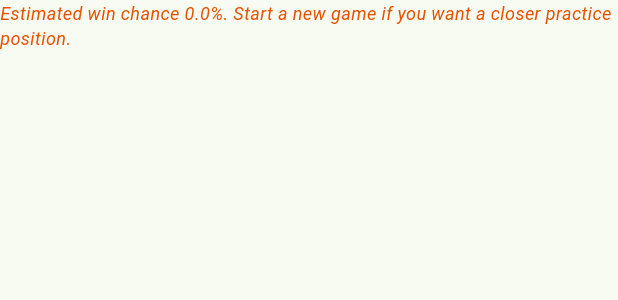
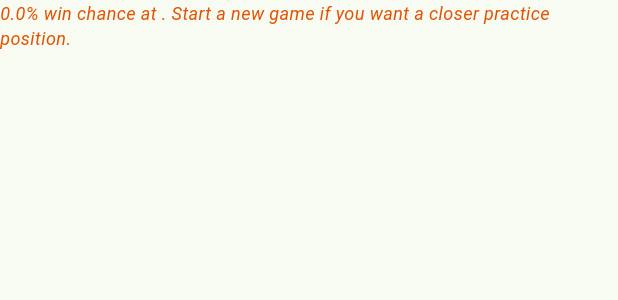
Before and after one commit to sanderland/shape, a Flutter app: the LowWinNotice widget shown alone on an empty page, opened directly with empty values, on a phone screen of 412 x 824 dp. Shown: the top 300 px of the screen. Run offline on Flutter 3.47's test engine with Material 3 defaults, Android fonts, the phone set to English and light mode, and no system bars; project files that could hold a hidden picture were left out.

Commit message:
Judge "is this decided" at your rank, not a pro's
You are right, and it was a modelling error rather than a threshold that needed
nudging. The win estimate came from proyear_2023, the reference profile used for
the score, so the note fired when a modern pro considered the game over. Five
points down in the early endgame is over at that level and is nothing of the sort
between 5k players, and the app was telling the 5k to start again.

It now reads the estimate at your own rank. The net conditions its value head on
rank, so this asks the question that was meant: how often does someone of my
strength win from here. The note says whose estimate it is -- "4% win chance at
5k" -- because a bare percentage invites exactly the confusion it just caused.

The cost is one evaluation, and only when the note is on while feedback is off,
since feedback already evaluates your rank. The eval-count test now pins that,
including that it disappears when the note is switched off, so the cost stays
attributable to the feature that asks for it.

The test that covers the note now hands the reference profile a hopeless 1% while
your rank sees 8%, so reading the wrong one fails instead of passing quietly.

Also renamed the menu entry from "Ranks" to "Settings", since it grew thresholds
and a switch and stopped being about ranks alone.

Still open, if you want it: the estimate assumes both players are your rank, while
you are actually playing an opponent of a different one. KataGo has rank_5k_1k
style profiles for exactly that, at the cost of an extra evaluation and some risk
of being out of distribution when the gap is wide.

115 tests.

Co-Authored-By: Claude Opus 5 (1M context) <noreply@anthropic.com>
Claude-Session: https://claude.ai/code/session_01WzLv4wq2frvjfwwrF8Y6vq

```diff
--- a/mobile/goshape/lib/feedback_card.dart
+++ b/mobile/goshape/lib/feedback_card.dart
@@ -140,7 +140,10 @@ class FeedbackCard extends StatelessWidget {
 class LowWinNotice extends StatelessWidget {
   final double probability;
 
-  const LowWinNotice({super.key, required this.probability});
+  /// Whose estimate it is, since "4%" means nothing without it.
+  final String rank;
+
+  const LowWinNotice({super.key, required this.probability, required this.rank});
 
   @override
   Widget build(BuildContext context) {
@@ -149,7 +152,7 @@ class LowWinNotice extends StatelessWidget {
     return Padding(
       padding: const EdgeInsets.only(bottom: 6),
       child: Text(
-        'Estimated win chance ${percent.toStringAsFixed(digits)}%. '
+        '${percent.toStringAsFixed(digits)}% win chance at ${rankLabel(rank)}. '
         'Start a new game if you want a closer practice position.',
         style: const TextStyle(
             fontSize: 12,
```
Also changed, not shown: mobile/goshape/lib/game/shape_game.dart (+14 -4 lines), mobile/goshape/lib/main.dart (+5 -5 lines), 2 other files.
